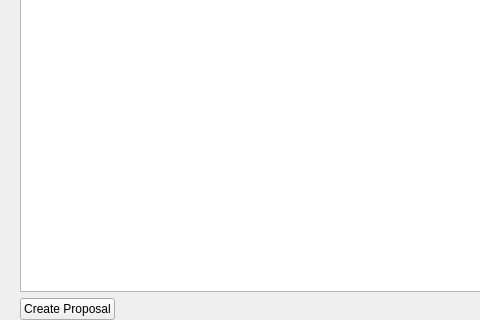
First picture: the form in src/qt/forms/governancelist.ui, repository kwvg/dash, before the edit; both pictures show x 0 to 480 and y 137 to 457 of the 762 by 457 pixel window.
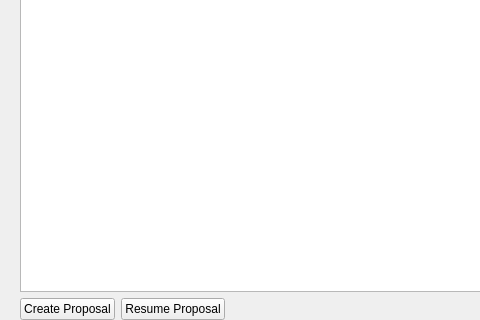
Second picture: the form after the edit.

Commit message:
qt: add "Resume Proposal" button for post-confirmation broadcast
This replaces the remaining pages of the proposal wizard that we removed
in the last commit.

Patch:
```diff
--- a/src/qt/forms/governancelist.ui
+++ b/src/qt/forms/governancelist.ui
@@ -133,6 +133,13 @@
          </property>
         </widget>
        </item>
+       <item>
+        <widget class="QPushButton" name="btnResumeProposal">
+         <property name="text">
+          <string>Resume Proposal</string>
+         </property>
+        </widget>
+       </item>
        <item>
         <spacer name="horizontalSpacer_bottom">
          <property name="orientation">
```
The commit also changes 10 other files.
